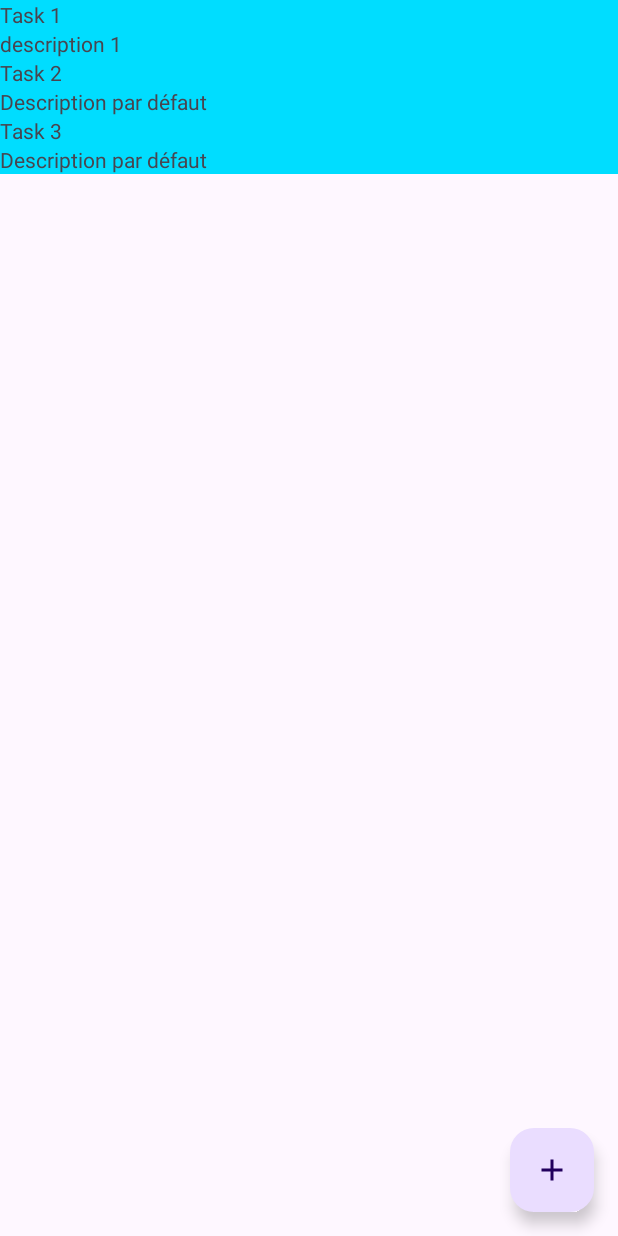
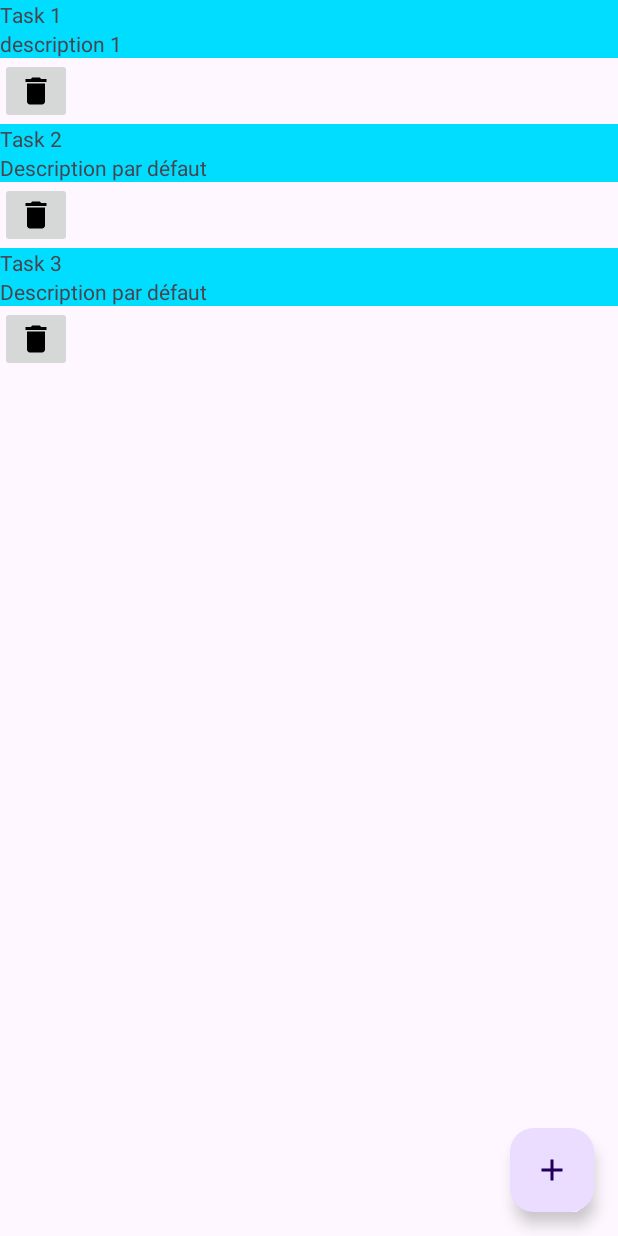
Before and after one commit to Iris-Marjollet/ToDoSarahIris, an Android app: the screen it shows after launch (MainActivity), on a phone screen of 412 x 824 dp. Run offline under Robolectric (Android 15) with nearby library versions, the phone set to English and light mode, and no system bars.

Commit message:
TP2 : q2 pas finie

```diff
--- a/app/src/main/java/com/sarahiris/todo/list/TaskListAdapter.kt
+++ b/app/src/main/java/com/sarahiris/todo/list/TaskListAdapter.kt
@@ -25,6 +25,7 @@
 class TaskListAdapter : ListAdapter<Task, TaskListAdapter.TaskViewHolder>(MyItemsDiffCallback) {
 
 
+    var onClickDelete: (Task) -> Unit = {}
 
     inner class TaskViewHolder(val binding: ItemTaskBinding) : RecyclerView.ViewHolder(binding.root) {
 
@@ -32,6 +33,12 @@
             binding.taskTitle.text = taskTitle
             binding.taskDescription.text = taskDescription
         }
+
+        val deleteButton = binding.deletebutton
+
+
+
+
     }
 
     override fun onCreateViewHolder(parent: ViewGroup, viewType: Int): TaskViewHolder {
--- a/app/src/main/java/com/sarahiris/todo/list/TaskListFragment.kt
+++ b/app/src/main/java/com/sarahiris/todo/list/TaskListFragment.kt
@@ -31,6 +31,7 @@
         val rootView =  binding.root
         //val rootView = inflater.inflate(R.layout.fragment_task_list, container, false)
         adapter.submitList(taskList)
+
         return rootView
     }
 
@@ -45,6 +46,7 @@
             taskList = taskList + newTask
             refreshAdapter()
         }
+
     }
 
     private fun refreshAdapter() {
--- /dev/null
+++ b/app/src/main/res/drawable/baseline_delete_24.xml
@@ -0,0 +1,5 @@
+<vector android:height="24dp" android:tint="#000000"
+    android:viewportHeight="24" android:viewportWidth="24"
+    android:width="24dp" xmlns:android="http://schemas.android.com/apk/res/android">
+    <path android:fillColor="@android:color/white" android:pathData="M6,19c0,1.1 0.9,2 2,2h8c1.1,0 2,-0.9 2,-2V7H6v12zM19,4h-3.5l-1,-1h-5l-1,1H5v2h14V4z"/>
+</vector>
--- a/app/src/main/res/layout/fragment_task_list.xml
+++ b/app/src/main/res/layout/fragment_task_list.xml
@@ -23,5 +23,4 @@
         tools:ignore="MissingConstraints" />
 
 
-
 </androidx.constraintlayout.widget.ConstraintLayout>
--- a/app/src/main/res/layout/item_task.xml
+++ b/app/src/main/res/layout/item_task.xml
@@ -16,4 +16,12 @@
         android:background="@android:color/holo_blue_bright"
         android:layout_width="match_parent"
         android:layout_height="wrap_content" />
+
+    <ImageButton
+        android:id="@+id/deletebutton"
+        android:layout_width="wrap_content"
+        android:layout_height="wrap_content"
+        android:src="@drawable/baseline_delete_24"
+       />
+
 </LinearLayout>
```
